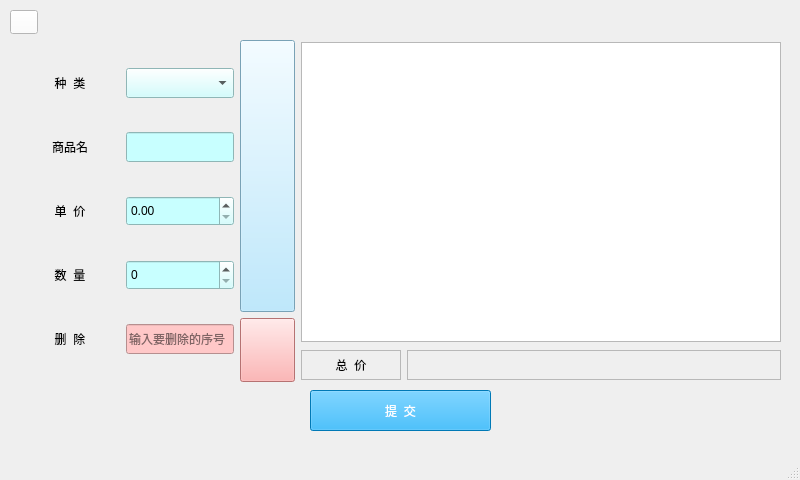
The window that goodsmanagementwindow.ui (cbt-98/Supermarket-Management-System) describes before a commit, drawn with Qt 5.
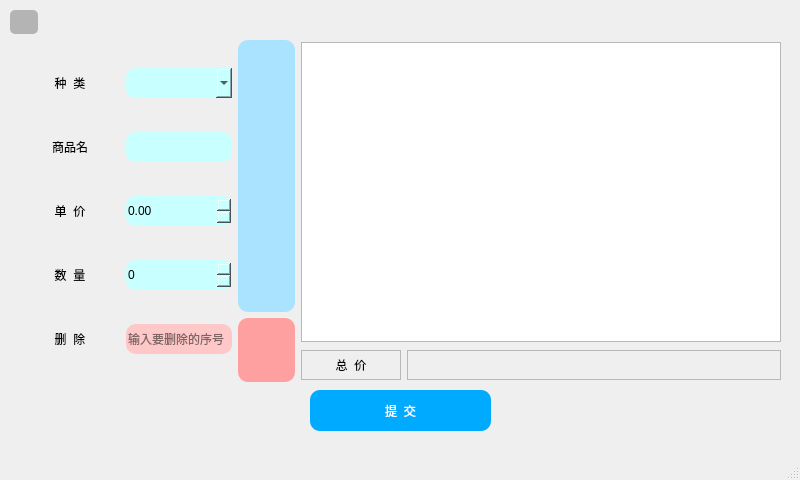
The same window after the commit. Icons and pictures are not drawn.

```diff
--- a/goodsmanagementwindow.ui
+++ b/goodsmanagementwindow.ui
@@ -30,7 +30,8 @@
      </rect>
     </property>
     <property name="styleSheet">
-     <string notr="true">background-color: rgb(255, 255, 255);</string>
+     <string notr="true">background-color: rgb(180, 180, 180);
+border-radius:5px;</string>
     </property>
     <property name="text">
      <string/>
@@ -52,7 +53,8 @@
     <property name="styleSheet">
      <string notr="true">color: rgb(255, 255, 255);
 background-color: rgb(0, 170, 255);
-font: 16pt &quot;黑体&quot;;</string>
+font: 16pt &quot;黑体&quot;;
+border-radius:10px;</string>
     </property>
     <property name="text">
      <string>提  交</string>
@@ -109,7 +111,8 @@
            <property name="styleSheet">
             <string notr="true">color: rgb(0, 0, 0);
 background-color: rgb(200, 255, 255);
-font: 12pt &quot;黑体&quot;;</string>
+font: 12pt &quot;黑体&quot;;
+border-radius:10px;</string>
            </property>
           </widget>
          </item>
@@ -154,7 +157,8 @@
            <property name="styleSheet">
             <string notr="true">color: rgb(0, 0, 0);
 background-color: rgb(200, 255, 255);
-font: 12pt &quot;黑体&quot;;</string>
+font: 12pt &quot;黑体&quot;;
+border-radius:10px;</string>
            </property>
           </widget>
          </item>
@@ -199,7 +203,8 @@
            <property name="styleSheet">
             <string notr="true">color: rgb(0, 0, 0);
 background-color: rgb(200, 255, 255);
-font: 12pt &quot;黑体&quot;;</string>
+font: 12pt &quot;黑体&quot;;
+border-radius:10px;</string>
            </property>
            <property name="maximum">
             <double>999999.989999999990687</double>
@@ -247,7 +252,8 @@
            <property name="styleSheet">
             <string notr="true">color: rgb(0, 0, 0);
 background-color: rgb(200, 255, 255);
-font: 12pt &quot;黑体&quot;;</string>
+font: 12pt &quot;黑体&quot;;
+border-radius:10px;</string>
            </property>
            <property name="maximum">
             <number>99999999</number>
@@ -295,7 +301,8 @@
            <property name="styleSheet">
             <string notr="true">color: rgb(0, 0, 0);
 background-color: rgb(255, 200, 200);
-font: 10pt &quot;黑体&quot;;</string>
+font: 10pt &quot;黑体&quot;;
+border-radius:10px;</string>
            </property>
            <property name="placeholderText">
             <string>输入要删除的序号</string>
@@ -318,12 +325,13 @@
          </property>
          <property name="minimumSize">
           <size>
-           <width>0</width>
+           <width>30</width>
            <height>0</height>
           </size>
          </property>
          <property name="styleSheet">
-          <string notr="true">background-color: rgb(170, 227, 255);</string>
+          <string notr="true">background-color: rgb(170, 227, 255);
+border-radius:10px;</string>
          </property>
          <property name="text">
           <string/>
@@ -349,7 +357,10 @@
           </size>
          </property>
          <property name="styleSheet">
-          <string notr="true">background-color: rgb(255, 160, 160);</string>
+          <string notr="true">color: rgb(0, 0, 0);
+background-color: rgb(255, 160, 160);
+font: 10pt &quot;黑体&quot;;
+border-radius:10px;</string>
          </property>
          <property name="text">
           <string/>
```
